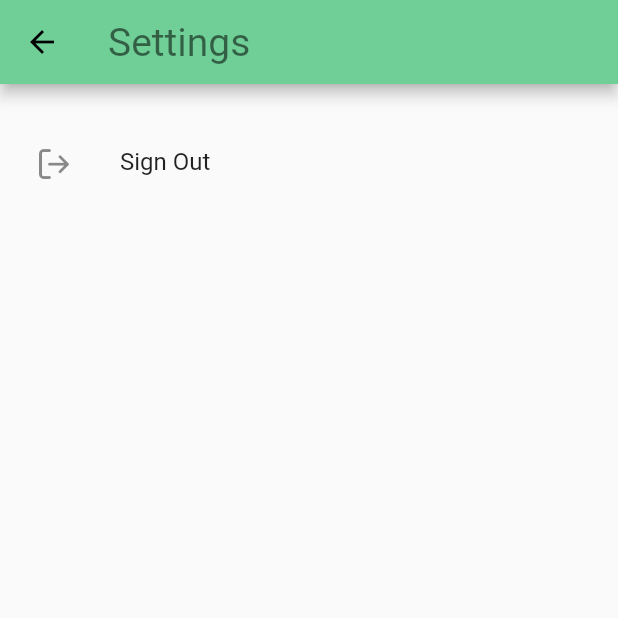
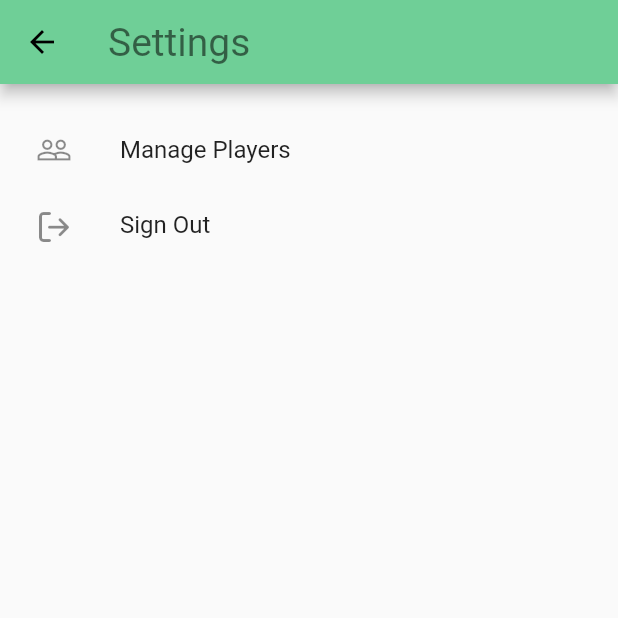
Before and after one commit to Master-Owl/game_log, a Flutter app: the SettingsPage screen opened by its route, on a phone screen of 412 x 824 dp, the top half of it. Run offline on Flutter 3.47's test engine with Material 2 defaults, Android fonts, the phone set to English and light mode, and no system bars; our stand-ins replace auto_size_text, cloud_firestore, firebase_auth, flutter_colorpicker; missing offline and left inert: flutter_duration_picker; accounts and stored records are empty; network calls fail; Roboto replaces fonts that are missing (Robotto).

```diff
--- a/lib/data/user.dart
+++ b/lib/data/user.dart
@@ -25,5 +25,6 @@ class CurrentUser {
     ref = null;
     id = '';
     token = '';
+    FirebaseAuth.instance.signOut();
   }
 }
--- a/lib/screens/other/settings-page.dart
+++ b/lib/screens/other/settings-page.dart
@@ -12,17 +12,23 @@ class SettingsPage extends StatelessWidget{
           title: Text('Settings', style: Theme.of(context).textTheme.title),
         ),
         body: Container(
-            padding: EdgeInsets.only(left:lrPadding, top: 16.0, right:lrPadding),
+            padding: EdgeInsets.only(top: 16.0),
             child: ListView(
-              itemExtent: 75.0,
+              itemExtent: 50.0,
               shrinkWrap: true,
               children: [
                 ListTile(
-                  contentPadding: EdgeInsets.all(8.0),
+                  contentPadding: EdgeInsets.only(left: lrPadding*1.5),
+                  onTap: () => {},
+                  title: Text('Manage Players'),
+                  leading: Icon(Icons.people_outline),
+                ),
+                ListTile(
+                  contentPadding: EdgeInsets.only(left: lrPadding*1.5),
                   onTap: () => _signUserOut(context),
                   title: Text('Sign Out'),
                   leading: Icon(logoutIcon),
-                )
+                ),
               ],
             )
         )
@@ -30,7 +36,6 @@ class SettingsPage extends StatelessWidget{
   }
 
   void _signUserOut(BuildContext context) {
-    FirebaseAuth.instance.signOut();
     CurrentUser.signOut();
     Navigator.pushNamedAndRemoveUntil(context, '/', (r) => false);
   }
```
Also changed, not shown: lib/screens/other/login-page.dart (+27 -3 lines).
